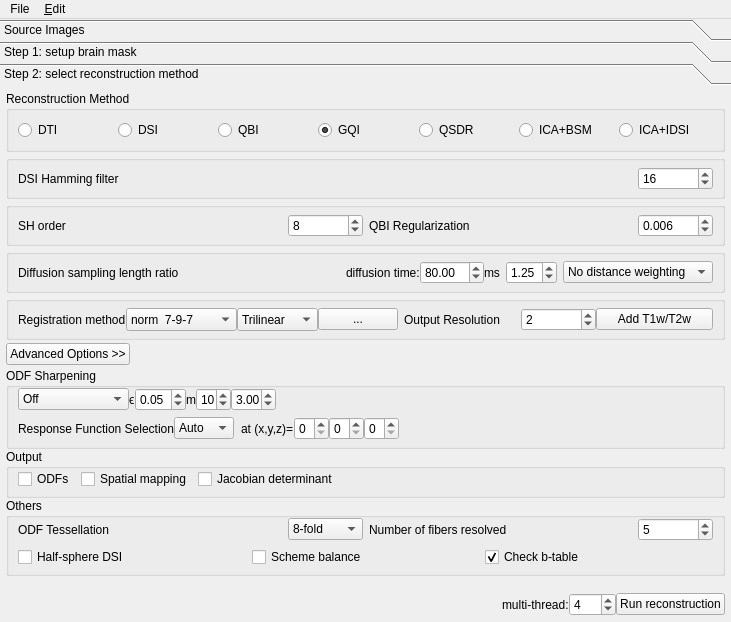
Old version of the form reconstruction/reconstruction_window.ui in the repository YounesN/DSI-Studio.
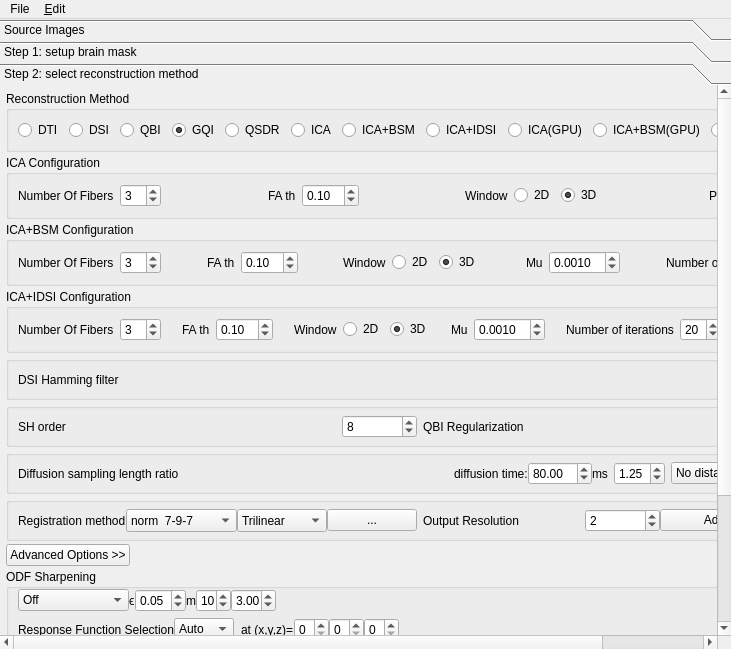
New version of the form. Icons and pictures are not drawn.

Commit message: Feat: GPU options have been added to GUI along with ICA, Also some optimzations

Patch:
```diff
--- a/reconstruction/reconstruction_window.ui
+++ b/reconstruction/reconstruction_window.ui
@@ -7,7 +7,7 @@
     <x>0</x>
     <y>0</y>
     <width>731</width>
-    <height>622</height>
+    <height>649</height>
    </rect>
   </property>
   <property name="sizePolicy">
@@ -489,9 +489,9 @@
        <property name="geometry">
         <rect>
          <x>0</x>
-         <y>0</y>
-         <width>731</width>
-         <height>535</height>
+         <y>-20</y>
+         <width>733</width>
+         <height>636</height>
         </rect>
        </property>
        <property name="minimumSize">
@@ -575,6 +575,16 @@
               <bool>true</bool>
              </property>
              <property name="text">
+              <string>ICA</string>
+             </property>
+            </widget>
+           </item>
+           <item>
+            <widget class="QRadioButton" name="BSM">
+             <property name="enabled">
+              <bool>true</bool>
+             </property>
+             <property name="text">
               <string>ICA+BSM</string>
              </property>
             </widget>
@@ -586,6 +596,489 @@
              </property>
              <property name="text">
               <string>ICA+IDSI</string>
+             </property>
+            </widget>
+           </item>
+           <item>
+            <widget class="QRadioButton" name="ICAG">
+             <property name="enabled">
+              <bool>true</bool>
+             </property>
+             <property name="text">
+              <string>ICA(GPU)</string>
+             </property>
+            </widget>
+           </item>
+           <item>
+            <widget class="QRadioButton" name="BSMG">
+             <property name="enabled">
+              <bool>true</bool>
+             </property>
+             <property name="text">
+              <string>ICA+BSM(GPU)</string>
+             </property>
+            </widget>
+           </item>
+           <item>
+            <widget class="QRadioButton" name="IDSIG">
+             <property name="enabled">
+              <bool>true</bool>
+             </property>
+             <property name="text">
+              <string>ICA+IDSI(GPU)</string>
+             </property>
+            </widget>
+           </item>
+          </layout>
+         </widget>
+        </item>
+        <item>
+         <widget class="QGroupBox" name="ICAOptions">
+          <property name="title">
+           <string>ICA Configuration</string>
+          </property>
+          <layout class="QHBoxLayout" name="horizontalLayout_9">
+           <item>
+            <widget class="QLabel" name="label_16">
+             <property name="text">
+              <string>Number Of Fibers</string>
+             </property>
+            </widget>
+           </item>
+           <item>
+            <widget class="QSpinBox" name="numOfFibersICA">
+             <property name="value">
+              <number>3</number>
+             </property>
+            </widget>
+           </item>
+           <item>
+            <spacer name="horizontalSpacer_5">
+             <property name="orientation">
+              <enum>Qt::Horizontal</enum>
+             </property>
+             <property name="sizeHint" stdset="0">
+              <size>
+               <width>40</width>
+               <height>20</height>
+              </size>
+             </property>
+            </spacer>
+           </item>
+           <item>
+            <widget class="QLabel" name="label_17">
+             <property name="text">
+              <string>FA th</string>
+             </property>
+            </widget>
+           </item>
+           <item>
+            <widget class="QDoubleSpinBox" name="FAthICA">
+             <property name="singleStep">
+              <double>0.100000000000000</double>
+             </property>
+             <property name="value">
+              <double>0.100000000000000</double>
+             </property>
+            </widget>
+           </item>
+           <item>
+            <spacer name="horizontalSpacer_10">
+             <property name="orientation">
+              <enum>Qt::Horizontal</enum>
+             </property>
+             <property name="sizeHint" stdset="0">
+              <size>
+               <width>40</width>
+               <height>20</height>
+              </size>
+             </property>
+            </spacer>
+           </item>
+           <item>
+            <widget class="QLabel" name="label_20">
+             <property name="text">
+              <string>Window</string>
+             </property>
+            </widget>
+           </item>
+           <item>
+            <widget class="QRadioButton" name="window2dICA">
+             <property name="text">
+              <string>2D</string>
+             </property>
+            </widget>
+           </item>
+           <item>
+            <widget class="QRadioButton" name="window3dICA">
+             <property name="text">
+              <string>3D</string>
+             </property>
+             <property name="checked">
+              <bool>true</bool>
+             </property>
+            </widget>
+           </item>
+           <item>
+            <spacer name="horizontalSpacer_11">
+             <property name="orientation">
+              <enum>Qt::Horizontal</enum>
+             </property>
+             <property name="sizeHint" stdset="0">
+              <size>
+               <width>40</width>
+               <height>20</height>
+              </size>
+             </property>
+            </spacer>
+           </item>
+           <item>
+            <widget class="QLabel" name="label_21">
+             <property name="text">
+              <string>P-Value</string>
+             </property>
+            </widget>
+           </item>
+           <item>
+            <widget class="QDoubleSpinBox" name="pValueICA">
+             <property name="decimals">
+              <number>3</number>
+             </property>
+             <property name="singleStep">
+              <double>0.010000000000000</double>
+             </property>
+             <property name="value">
+              <double>0.010000000000000</double>
+             </property>
+            </widget>
+           </item>
+          </layout>
+         </widget>
+        </item>
+        <item>
+         <widget class="QGroupBox" name="BSMOptions">
+          <property name="title">
+           <string>ICA+BSM Configuration</string>
+          </property>
+          <layout class="QHBoxLayout" name="horizontalLayout_23">
+           <item>
+            <widget class="QLabel" name="label_26">
+             <property name="text">
+              <string>Number Of Fibers</string>
+             </property>
+            </widget>
+           </item>
+           <item>
+            <widget class="QSpinBox" name="numOfFibersBSM">
+             <property name="value">
+              <number>3</number>
+             </property>
+            </widget>
+           </item>
+           <item>
+            <spacer name="horizontalSpacer_16">
+             <property name="orientation">
+              <enum>Qt::Horizontal</enum>
+             </property>
+             <property name="sizeHint" stdset="0">
+              <size>
+               <width>22</width>
+               <height>20</height>
+              </size>
+             </property>
+            </spacer>
+           </item>
+           <item>
+            <widget class="QLabel" name="label_28">
+             <property name="text">
+              <string>FA th</string>
+             </property>
+            </widget>
+           </item>
+           <item>
+            <widget class="QDoubleSpinBox" name="FAthBSM">
+             <property name="singleStep">
+              <double>0.100000000000000</double>
+             </property>
+             <property name="value">
+              <double>0.100000000000000</double>
+             </property>
+            </widget>
+           </item>
+           <item>
+            <spacer name="horizontalSpacer_15">
+             <property name="orientation">
+              <enum>Qt::Horizontal</enum>
+             </property>
+             <property name="sizeHint" stdset="0">
+              <size>
+               <width>22</width>
+               <height>20</height>
+              </size>
+             </property>
+            </spacer>
+           </item>
+           <item>
+            <widget class="QLabel" name="label_27">
+             <property name="text">
+              <string>Window</string>
+             </property>
+            </widget>
+           </item>
+           <item>
+            <widget class="QRadioButton" name="window2dBSM">
+             <property name="text">
+              <string>2D</string>
+             </property>
+            </widget>
+           </item>
+           <item>
+            <widget class="QRadioButton" name="window3dBSM">
+             <property name="text">
+              <string>3D</string>
+             </property>
+             <property name="checked">
+              <bool>true</bool>
+             </property>
+            </widget>
+           </item>
+           <item>
+            <spacer name="horizontalSpacer_17">
+             <property name="orientation">
+              <enum>Qt::Horizontal</enum>
+             </property>
+             <property name="sizeHint" stdset="0">
+              <size>
+               <width>40</width>
+               <height>20</height>
+              </size>
+             </property>
+            </spacer>
+           </item>
+           <item>
+            <widget class="QLabel" name="label_29">
+             <property name="text">
+              <string>Mu</string>
+             </property>
+            </widget>
+           </item>
+           <item>
+            <widget class="QDoubleSpinBox" name="muValueBSM">
+             <property name="decimals">
+              <number>4</number>
+             </property>
+             <property name="singleStep">
+              <double>0.001000000000000</double>
+             </property>
+             <property name="value">
+              <double>0.001000000000000</double>
+             </property>
+            </widget>
+           </item>
+           <item>
+            <spacer name="horizontalSpacer_18">
+             <property name="orientation">
+              <enum>Qt::Horizontal</enum>
+             </property>
+             <property name="sizeHint" stdset="0">
+              <size>
+               <width>40</width>
+               <height>20</height>
+              </size>
+             </property>
+            </spacer>
+           </item>
+           <item>
+            <widget class="QLabel" name="label_30">
+             <property name="text">
+              <string>Number of iterations</string>
+             </property>
+            </widget>
+           </item>
+           <item>
+            <widget class="QSpinBox" name="iterationNumberBSM">
+             <property name="value">
+              <number>20</number>
+             </property>
+            </widget>
+           </item>
+          </layout>
+         </widget>
+        </item>
+        <item>
+         <widget class="QGroupBox" name="IDSIOptions">
+          <property name="title">
+           <string>ICA+IDSI Configuration</string>
+          </property>
+          <layout class="QHBoxLayout" name="horizontalLayout_24">
+           <item>
+            <widget class="QLabel" name="label_35">
+             <property name="text">
+              <string>Number Of Fibers</string>
+             </property>
+            </widget>
+           </item>
+           <item>
+            <widget class="QSpinBox" name="numOfFibersIDSI">
+             <property name="value">
+              <number>3</number>
+             </property>
+            </widget>
+           </item>
+           <item>
+            <spacer name="horizontalSpacer_19">
+             <property name="orientation">
+              <enum>Qt::Horizontal</enum>
+             </property>
+             <property name="sizeHint" stdset="0">
+              <size>
+               <width>2</width>
+               <height>20</height>
+              </size>
+             </property>
+            </spacer>
+           </item>
+           <item>
+            <widget class="QLabel" name="label_32">
+             <property name="text">
+              <string>FA th</string>
+             </property>
+            </widget>
+           </item>
+           <item>
+            <widget class="QDoubleSpinBox" name="FAthIDSI">
+             <property name="singleStep">
+              <double>0.100000000000000</double>
+             </property>
+             <property name="value">
+              <double>0.100000000000000</double>
+             </property>
+            </widget>
+           </item>
+           <item>
+            <spacer name="horizontalSpacer_20">
+             <property name="orientation">
+              <enum>Qt::Horizontal</enum>
+             </property>
+             <property name="sizeHint" stdset="0">
+              <size>
+               <width>2</width>
+               <height>20</height>
+              </size>
+             </property>
+            </spacer>
+           </item>
+           <item>
+            <widget class="QLabel" name="label_34">
+             <property name="text">
+              <string>Window</string>
+             </property>
+            </widget>
+           </item>
+           <item>
+            <widget class="QRadioButton" name="window2dIDSI">
+             <property name="text">
+              <string>2D</string>
+             </property>
+             <property name="checked">
+              <bool>false</bool>
+             </property>
+            </widget>
+           </item>
+           <item>
+            <widget class="QRadioButton" name="window3dIDSI">
+             <property name="text">
+              <string>3D</string>
+             </property>
+             <property name="checked">
+              <bool>true</bool>
+             </property>
+            </widget>
+           </item>
+           <item>
+            <spacer name="horizontalSpacer_21">
+             <property name="orientation">
+              <enum>Qt::Horizontal</enum>
+             </property>
+             <property name="sizeHint" stdset="0">
+              <size>
+               <width>9</width>
+               <height>20</height>
+              </size>
+             </property>
+            </spacer>
+           </item>
+           <item>
+            <widget class="QLabel" name="label_33">
+             <property name="text">
+              <string>Mu</string>
+             </property>
+            </widget>
+           </item>
+           <item>
+            <widget class="QDoubleSpinBox" name="muValueIDSI">
+             <property name="decimals">
+              <number>4</number>
+             </property>
+             <property name="singleStep">
+              <double>0.001000000000000</double>
+             </property>
+             <property name="value">
+              <double>0.001000000000000</double>
+             </property>
+            </widget>
+           </item>
+           <item>
+            <spacer name="horizontalSpacer_22">
+             <property name="orientation">
+              <enum>Qt::Horizontal</enum>
+             </property>
+             <property name="sizeHint" stdset="0">
+              <size>
+               <width>9</width>
+               <height>20</height>
+              </size>
+             </property>
+            </spacer>
+           </item>
+           <item>
+            <widget class="QLabel" name="label_31">
+             <property name="text">
+              <string>Number of iterations</string>
+             </property>
+            </widget>
+           </item>
+           <item>
+            <widget class="QSpinBox" name="iterationNumberIDSI">
+             <property name="value">
+              <number>20</number>
+             </property>
+            </widget>
+           </item>
+           <item>
+            <spacer name="horizontalSpacer_23">
+             <property name="orientation">
+              <enum>Qt::Horizontal</enum>
+             </property>
+             <property name="sizeHint" stdset="0">
+              <size>
+               <width>40</width>
+               <height>20</height>
+              </size>
+             </property>
+            </spacer>
+           </item>
+           <item>
+            <widget class="QLabel" name="label_36">
+             <property name="text">
+              <string>L</string>
+             </property>
+            </widget>
+           </item>
+           <item>
+            <widget class="QSpinBox" name="LValueIDSI">
+             <property name="value">
+              <number>4</number>
              </property>
             </widget>
            </item>
```
Left out of the diff: 4 changed lines with no effect on the pictures. The commit also changes 7 other files.
